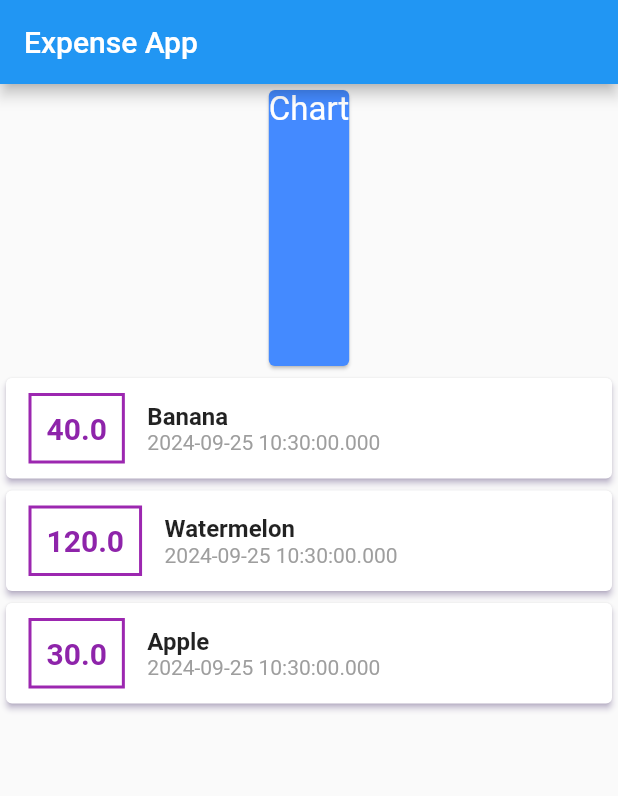
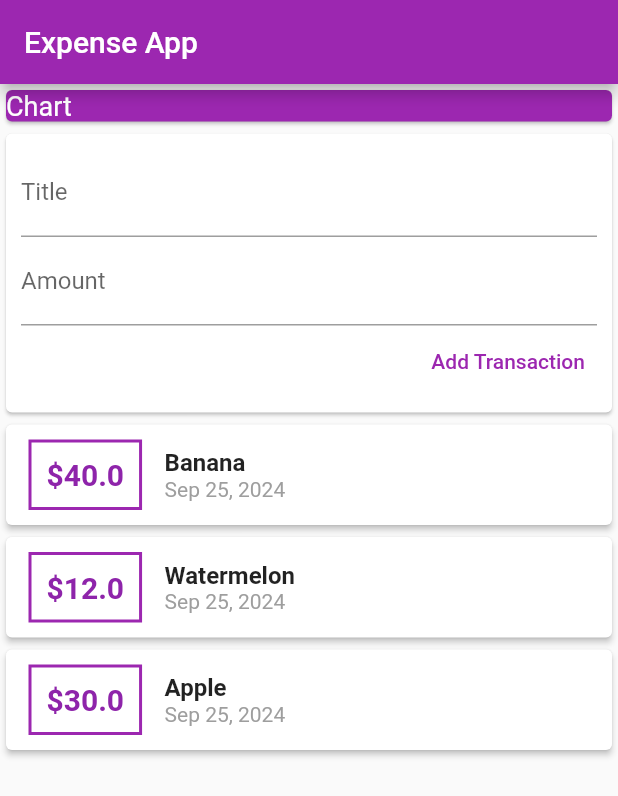
Before and after one commit to HeshmatGhaffariHadid/Expense-Recorder, a Flutter app: the screen it shows after launch, on a phone screen of 412 x 824 dp. Shown: the top 796 px of the screen. Run offline on Flutter 3.47's test engine with Material 2 defaults, Android fonts, the phone set to English and light mode, and no system bars.

Commit message:
Added transaction input fields

```diff
--- a/lib/main.dart
+++ b/lib/main.dart
@@ -1,5 +1,6 @@
 import 'package:expence_palnner/transaction.dart';
 import 'package:flutter/material.dart';
+import 'package:intl/intl.dart';
 
 void main() => runApp(MyApp());
 
@@ -16,36 +17,82 @@ class HomePage extends StatelessWidget {
   final List<Transaction> transaction = [
     Transaction(id: 't1', title: 'Banana', amount: 40, date: DateTime.now()),
     Transaction(
-        id: 't2', title: 'Watermelon', amount: 120, date: DateTime.now()),
+        id: 't2', title: 'Watermelon', amount: 12, date: DateTime.now()),
     Transaction(id: 't3', title: 'Apple', amount: 30, date: DateTime.now()),
   ];
+  // String? titleInput;
+  // String? amountInput;
+
+  final titleController = TextEditingController();
+  final amountController = TextEditingController();
 
   @override
   Widget build(BuildContext context) {
     return Scaffold(
       appBar: AppBar(
         title: Text('Expense App'),
+        backgroundColor: Colors.purple,
       ),
       body: Column(
         // mainAxisAlignment: MainAxisAlignment.center,
         // crossAxisAlignment: CrossAxisAlignment.center,
         children: [
-          Expanded(
-            child: Card(
-              color: Colors.blueAccent,
-              child: Text('Chart',
-                  style: TextStyle(
-                    fontSize: 22,
-                    color: Colors.white,
-                  )),
+          Card(
+            color: Colors.purple,
+            child: Container(
+              width: double.infinity,
+              child: Text(
+                'Chart',
+                style: TextStyle(
+                  fontSize: 18,
+                  color: Colors.white,
+                ),
+              ),
+            ),
+          ),
+          Card(
+            child: Container(
+              padding: EdgeInsets.all(10),
+              child: Column(
+                crossAxisAlignment: CrossAxisAlignment.end,
+                children: [
+                  TextField(
+                    decoration: InputDecoration(
+                      labelText: 'Title',
+                    ),
+                    controller: titleController,
+                    // onChanged: (value){
+                    //   titleInput = value;
+                    // },
+                  ),
+                  TextField(
+                    decoration: InputDecoration(labelText: 'Amount'),
+                    controller: amountController,
+                    keyboardType: TextInputType.number,
+                    // onChanged: (value){
+                    //   amountInput = value;
+                    // },
+
+                  ),
+                    TextButton(
+                        child: Text('Add Transaction',style: TextStyle(
+                            color: Colors.purple),),
+                      onPressed: (){
+                          print(amountController.text);
+                          print(titleController.text);
+                      },
+                    ),
+
+                ],
+              ),
             ),
           ),
           Expanded(
-            flex: 3,
+flex: 3,
             child: Column(
               children: transaction.map((tx) {
                 return Card(
-                  shadowColor: Colors.deepPurple.shade200,
+                  // shadowColor: Colors.deepPurple.shade200,
                   elevation: 1.8,
                   child: Row(
                     children: [
@@ -57,7 +104,7 @@ class HomePage extends StatelessWidget {
                           border: Border.all(color: Colors.purple, width: 2),
                         ),
                         child: Text(
-                          tx.amount.toString(),
+                          '\$${tx.amount}',
                           style: TextStyle(
                             fontSize: 20,
                             fontWeight: FontWeight.bold,
@@ -69,20 +116,21 @@ class HomePage extends StatelessWidget {
                         crossAxisAlignment: CrossAxisAlignment.start,
                         children: [
                           Text(
-                            tx.title,
+                            '${tx.title}',
                             style: TextStyle(
                               fontWeight: FontWeight.bold,
-                              fontSize: 16 ,
+                              fontSize: 16,
                             ),
                           ),
                           Text(
-                            tx.date.toString(),
+                            //Formatting the date
+                            DateFormat.yMMMd().format(tx.date),
                             style: TextStyle(
                               color: Colors.grey,
                             ),
                           ),
                         ],
-                      )
+                      ),
                     ],
                   ),
                 );
--- a/pubspec.yaml
+++ b/pubspec.yaml
@@ -30,7 +30,7 @@ environment:
 dependencies:
   flutter:
     sdk: flutter
-
+  intl: ^0.19.0
 
   # The following adds the Cupertino Icons font to your application.
   # Use with the CupertinoIcons class for iOS style icons.
```
Also changed, not shown: pubspec.lock.
